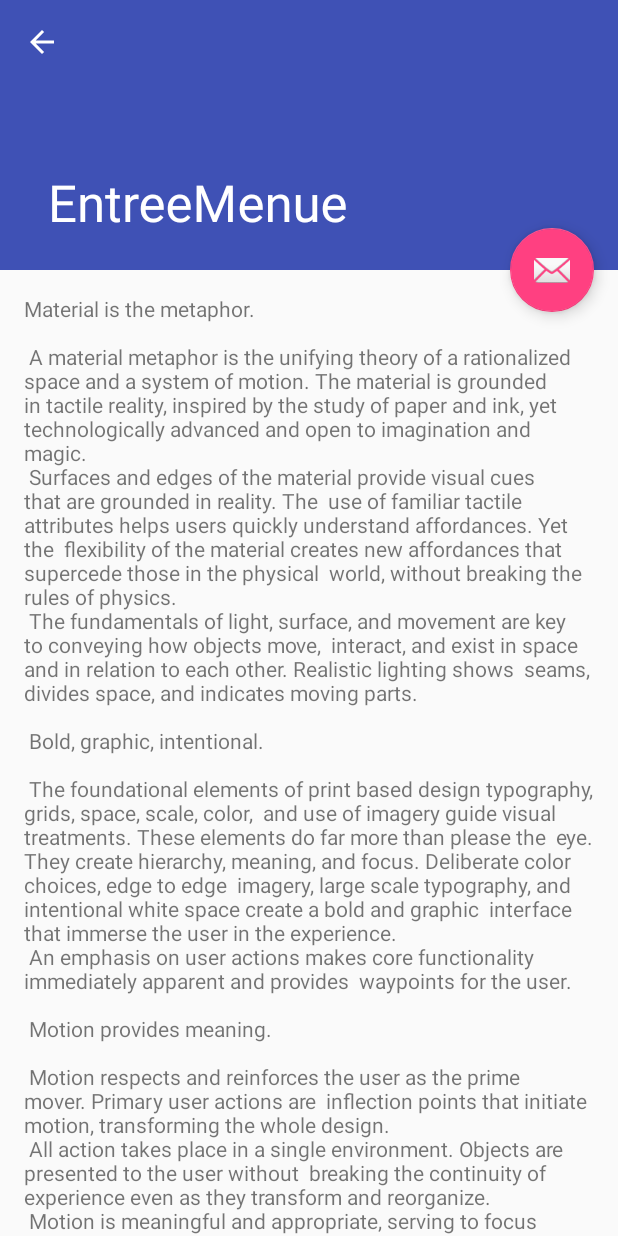
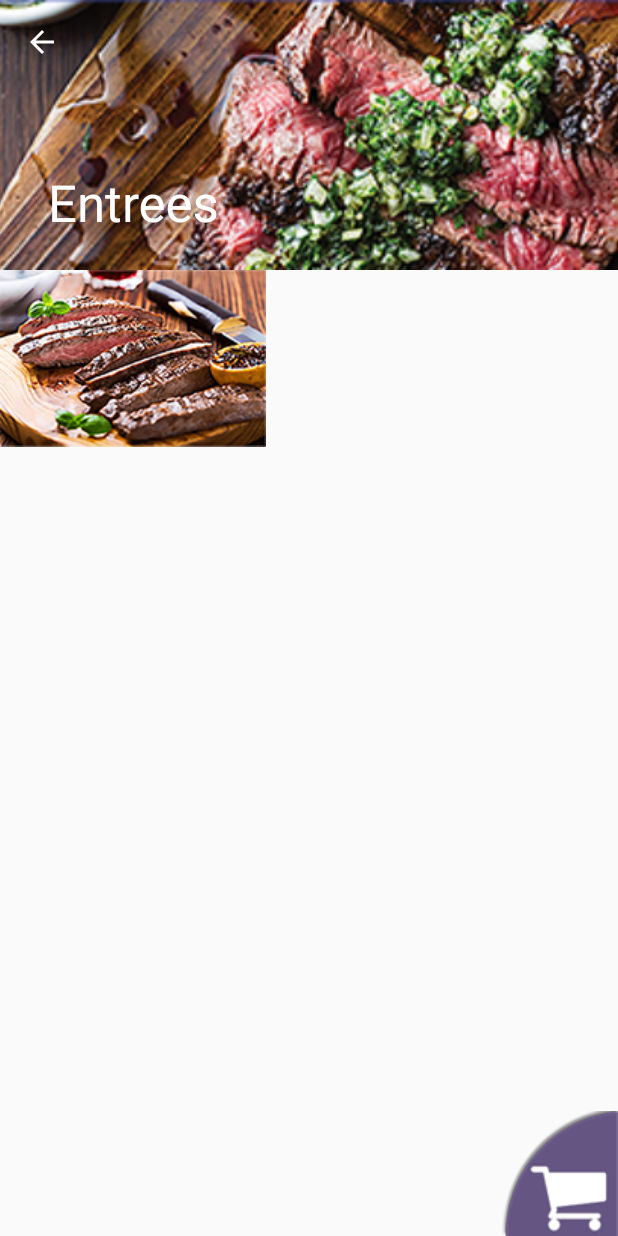
Before and after one commit to JeeviteshJuneja/UI_Functional_Prototype, an Android app: the EntreeMenue screen opened directly, with no data from a screen before it, on a phone screen of 412 x 824 dp. Run offline under Robolectric (Android 15) with nearby library versions, the phone set to English and light mode, and no system bars.

Commit message:
Corrected Cart Button

```diff
--- a/app/src/main/java/com/example/ui_functional_prototype/EntreeMenue.java
+++ b/app/src/main/java/com/example/ui_functional_prototype/EntreeMenue.java
@@ -15,7 +15,7 @@ public class EntreeMenue extends AppCompatActivity {
         setContentView(R.layout.activity_entree_menue);
         Toolbar toolbar = (Toolbar) findViewById(R.id.toolbar);
         setSupportActionBar(toolbar);
-
+        /*
         FloatingActionButton fab = (FloatingActionButton) findViewById(R.id.fab);
         fab.setOnClickListener(new View.OnClickListener() {
             @Override
@@ -23,7 +23,7 @@ public class EntreeMenue extends AppCompatActivity {
                 Snackbar.make(view, "Replace with your own action", Snackbar.LENGTH_LONG)
                         .setAction("Action", null).show();
             }
-        });
+        });*/
         getSupportActionBar().setDisplayHomeAsUpEnabled(true);
     }
 }
--- a/app/src/main/java/com/example/ui_functional_prototype/MainMenu.java
+++ b/app/src/main/java/com/example/ui_functional_prototype/MainMenu.java
@@ -16,7 +16,7 @@ public class MainMenu extends AppCompatActivity {
         setContentView(R.layout.activity_main_menu);
         Toolbar toolbar = (Toolbar) findViewById(R.id.toolbar);
         setSupportActionBar(toolbar);
-
+        /*
         FloatingActionButton fab = (FloatingActionButton) findViewById(R.id.fab);
         fab.setOnClickListener(new View.OnClickListener() {
             @Override
@@ -24,7 +24,7 @@ public class MainMenu extends AppCompatActivity {
                 Snackbar.make(view, "Replace with your own action", Snackbar.LENGTH_LONG)
                         .setAction("Action", null).show();
             }
-        });
+        });*/
         getSupportActionBar().setDisplayHomeAsUpEnabled(true);
     }
     public void gotoDrinks(View view){
--- a/app/src/main/res/layout/activity_entree_menue.xml
+++ b/app/src/main/res/layout/activity_entree_menue.xml
@@ -19,9 +19,14 @@
             android:layout_width="match_parent"
             android:layout_height="match_parent"
             android:fitsSystemWindows="true"
-            app:contentScrim="?attr/colorPrimary"
+            app:contentScrim="#655582"
             app:layout_scrollFlags="scroll|exitUntilCollapsed">
-
+            <ImageView
+                app:layout_collapseMode="parallax"
+                android:src="@drawable/entree_crop"
+                android:scaleType="centerCrop"
+                android:layout_width="match_parent"
+                android:layout_height="match_parent" />
             <android.support.v7.widget.Toolbar
                 android:id="@+id/toolbar"
                 android:layout_width="match_parent"
@@ -32,15 +37,31 @@
         </android.support.design.widget.CollapsingToolbarLayout>
     </android.support.design.widget.AppBarLayout>
 
-    <include layout="@layout/content_entree_menue" />
-
-    <android.support.design.widget.FloatingActionButton
+    <include layout="@layout/content_entree_menue"
+        android:id="@+id/include"/>
+    <ImageButton
+        android:id="@+id/cartButton"
+        android:layout_width="wrap_content"
+        android:layout_height="wrap_content"
+        android:layout_gravity="bottom|right"
+        android:background="?android:selectableItemBackground"
+        android:src="@drawable/cart"
+        />
+    <!--<android.support.design.widget.FloatingActionButton
         android:id="@+id/fab"
         android:layout_width="wrap_content"
         android:layout_height="wrap_content"
+        android:layout_gravity="top|left"
         android:layout_margin="@dimen/fab_margin"
-        app:layout_anchor="@id/app_bar"
-        app:layout_anchorGravity="bottom|end"
-        app:srcCompat="@android:drawable/ic_dialog_email" />
+        app:layout_anchor="@+id/include"
+        app:layout_anchorGravity="bottom|right"
+        app:srcCompat="@drawable/shopping_cart"
+        android:backgroundTint="#655582"
+        app:borderWidth="0dp"
+        android:elevation="6dp"
+        app:fabSize="auto"
+        />-->
+
+
 
 </android.support.design.widget.CoordinatorLayout>
--- a/app/src/main/res/layout/activity_main_menu.xml
+++ b/app/src/main/res/layout/activity_main_menu.xml
@@ -39,8 +39,15 @@
 
     <include layout="@layout/content_main_menu"
         android:id="@+id/include" />
-
-    <android.support.design.widget.FloatingActionButton
+    <ImageButton
+        android:id="@+id/cartButton"
+        android:layout_width="wrap_content"
+        android:layout_height="wrap_content"
+        android:layout_gravity="bottom|right"
+        android:background="?android:selectableItemBackground"
+        android:src="@drawable/cart"
+        />
+    <!--<android.support.design.widget.FloatingActionButton
         android:id="@+id/fab"
         android:layout_width="wrap_content"
         android:layout_height="wrap_content"
@@ -53,6 +60,6 @@
         app:borderWidth="0dp"
         android:elevation="6dp"
         app:fabSize="auto"
-        />
+        />-->
 
 </android.support.design.widget.CoordinatorLayout>
--- a/app/src/main/res/layout/content_entree_menue.xml
+++ b/app/src/main/res/layout/content_entree_menue.xml
@@ -8,10 +8,32 @@
     tools:context="com.example.ui_functional_prototype.EntreeMenue"
     tools:showIn="@layout/activity_entree_menue">
 
-    <TextView
+    <!--<TextView
         android:layout_width="wrap_content"
         android:layout_height="wrap_content"
         android:layout_margin="@dimen/text_margin"
-        android:text="@string/large_text" />
+        android:text="@string/large_text" />-->
+    <LinearLayout
+        android:layout_width="match_parent"
+        android:layout_height="wrap_content"
+        android:gravity="top"
+        android:orientation="vertical">
+        <RelativeLayout
+            android:layout_width="match_parent"
+            android:layout_height="wrap_content">
+            <Button
+                android:id="@+id/dish1"
+                android:layout_width="match_parent"
+                android:layout_height="match_parent"
+                android:background="?android:selectableItemBackground"
+                android:drawableLeft="@drawable/dish1"/>
+            <!--<ImageView
+                android:layout_width="111dp"
+                android:layout_height="75dp"
+                android:src="@drawable/dish1"/>-->
+        </RelativeLayout>
+
+
+    </LinearLayout>
 
 </android.support.v4.widget.NestedScrollView>
--- a/app/src/main/res/values/strings.xml
+++ b/app/src/main/res/values/strings.xml
@@ -91,5 +91,5 @@
         "when a user tries to pick up one of cards.\n\n"
     </string>
     <string name="action_settings">Settings</string>
-    <string name="title_activity_entree_menue">EntreeMenue</string>
+    <string name="title_activity_entree_menue">Entrees</string>
 </resources>
```
Also changed, not shown: app/src/main/res/drawable/cart.png, app/src/main/res/drawable/dish1.png (added), app/src/main/res/drawable/dish2.png (added), app/src/main/res/drawable/dish3.png (added), app/src/main/res/drawable/dish4.png (added), app/src/main/res/drawable/dish5.png (added).
